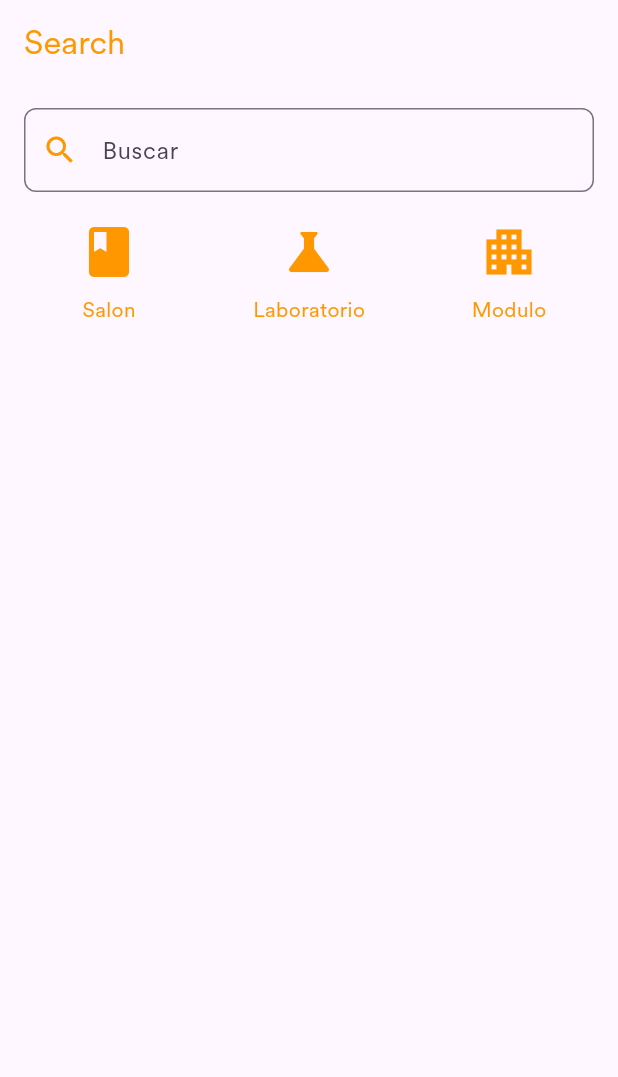
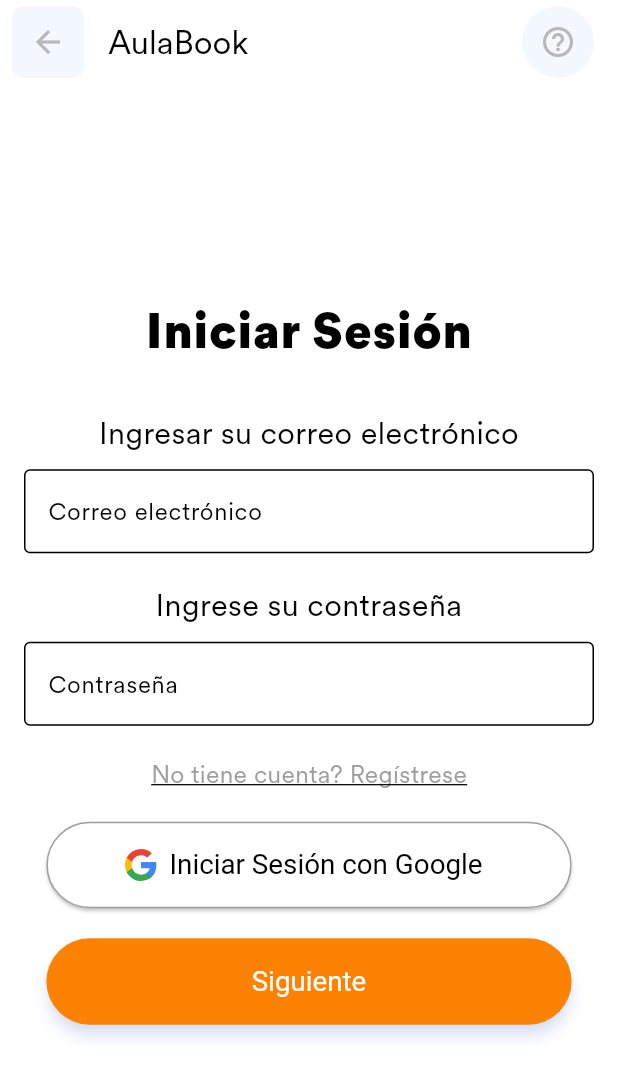
Before and after one commit to DanieLMija17/AulaBook, a Flutter app: the screen it shows after launch, after a tap on "Comenzar", on a phone screen of 412 x 824 dp. Shown: the top 1077 px of the screen. Run offline on Flutter 3.47's test engine with Material 3 defaults, Android fonts, the light colour scheme and no system bars; our stand-ins replace dio, flutter_rating_bar, flutter_svg, permission_handler, supabase_flutter; missing offline and left inert: flutter_email_sender; accounts and stored records are empty.

Commit message:
vista login, register y boton cerrar search

```diff
--- /dev/null
+++ b/aulabook/lib/HomePage/login.dart
@@ -0,0 +1,194 @@
+import 'package:flutter/material.dart';
+import 'package:flutter_svg/flutter_svg.dart';
+import 'package:aulabook/Componentes/custom_button.dart';
+import 'package:aulabook/Componentes/help_button.dart';
+import 'package:aulabook/HomePage/register.dart';
+import 'package:aulabook/SearchPage/search.dart';
+
+void main() => runApp(LoginScreenApp());
+
+class LoginScreenApp extends StatelessWidget {
+  @override
+  Widget build(BuildContext context) {
+    return MaterialApp(
+      debugShowCheckedModeBanner: false,
+      themeMode: ThemeMode.system,
+      theme: ThemeData(
+        brightness: Brightness.light,
+        fontFamily: 'CircularXX',
+        primaryColor: Color(0xFFFD8204), // Primary color for light theme
+        colorScheme: ColorScheme.light(
+          primary: Color(0xFFFD8204),
+          onPrimary: Colors.white,
+          secondary: Color(0xFFFD8204),
+        ),
+      ),
+      darkTheme: ThemeData(
+        brightness: Brightness.dark,
+        fontFamily: 'CircularXX',
+        primaryColor: Color(0xFFFD8204), // Primary color for dark theme
+        colorScheme: ColorScheme.dark(
+          primary: Color(0xFFFD8204),
+          onPrimary: Colors.white,
+          secondary: Color(0xFFFD8204),
+        ),
+      ),
+      home: Scaffold(
+        appBar: AppBar(
+          title: Text('AulaBook'),
+          automaticallyImplyLeading: false,
+          leading: Padding(
+            padding: const EdgeInsets.only(left: 8.0),
+            child: Align(
+              alignment: Alignment.centerLeft,
+              child: Container(
+                decoration: BoxDecoration(
+                  color: Color(0xFFF3F8FE),
+                  borderRadius: BorderRadius.circular(8),
+                ),
+                child: IconButton(
+                  icon: Icon(Icons.arrow_back, color: Color(0xFFB8B8B8)),
+                  onPressed: () {
+                    print('Back button pressed');
+                    Navigator.pop(context); // Navigate back to the previous screen
+                  },
+                  iconSize: 24,
+                  padding: EdgeInsets.zero,
+                  constraints: BoxConstraints(
+                    minHeight: 40,
+                    minWidth: 40,
+                  ),
+                  splashRadius: 24,
+                ),
+              ),
+            ),
+          ),
+          actions: [
+            Padding(
+              padding: const EdgeInsets.only(right: 8.0),
+              child: HelpButton(),
+            ),
+          ],
+        ),
+        body: LoginScreen(),
+      ),
+    );
+  }
+}
+
+class LoginScreen extends StatelessWidget {
+  @override
+  Widget build(BuildContext context) {
+    var screenSize = MediaQuery.of(context).size;
+    var screenWidth = screenSize.width;
+
+    return Center(
+      child: Padding(
+        padding: const EdgeInsets.all(16.0),
+        child: SingleChildScrollView(
+          child: Column(
+            mainAxisSize: MainAxisSize.min,
+            children: [
+              Text(
+                'Iniciar Sesión',
+                textAlign: TextAlign.center,
+                style: TextStyle(
+                  fontSize: screenWidth * 0.08,
+                  fontWeight: FontWeight.bold,
+                ),
+              ),
+              SizedBox(height: 30),
+              Text(
+                'Ingresar su correo electrónico',
+                textAlign: TextAlign.center,
+                style: TextStyle(
+                  fontSize: screenWidth * 0.05,
+                  color: Colors.black,
+                ),
+              ),
+              SizedBox(height: 10),
+              TextField(
+                decoration: InputDecoration(
+                  border: OutlineInputBorder(),
+                  hintText: 'Correo electrónico',
+                ),
+              ),
+              SizedBox(height: 20),
+              Text(
+                'Ingrese su contraseña',
+                textAlign: TextAlign.center,
+                style: TextStyle(
+                  fontSize: screenWidth * 0.05,
+                  color: Colors.black,
+                ),
+              ),
+              SizedBox(height: 10),
+              TextField(
+                obscureText: true,
+                decoration: InputDecoration(
+                  border: OutlineInputBorder(),
+                  hintText: 'Contraseña',
+                ),
+              ),
+              SizedBox(height: 20),
+              GestureDetector(
+                onTap: () {
+                  Navigator.push(
+                    context,
+                    MaterialPageRoute(builder: (context) => RegisterScreenApp()),
+                  );
+                },
+                child: Text(
+                  'No tiene cuenta? Regístrese',
+                  style: TextStyle(
+                    fontSize: screenWidth * 0.04,
+                    color: Colors.grey,
+                    decoration: TextDecoration.underline,
+                  ),
+                ),
+              ),
+              SizedBox(height: 20),
+              ElevatedButton.icon(
+                onPressed: () {
+                  // Handle Google login
+                },
+                icon: SvgPicture.asset(
+                  'assets/images/google1.svg', // Make sure this path is correct
+                  width: 24,
+                  height: 24,
+                ),
+                label: Text(
+                  'Iniciar Sesión con Google',
+                  style: TextStyle(
+                    fontSize: screenWidth * 0.045,
+                    color: Colors.black,
+                  ),
+                ),
+                style: ElevatedButton.styleFrom(
+                  foregroundColor: Colors.black, backgroundColor: Colors.white,
+                  textStyle: TextStyle(
+                    fontSize: screenWidth * 0.045,
+                  ),
+                  minimumSize: Size(screenWidth * 0.85, screenWidth * 0.14),
+                  side: BorderSide(color: Colors.grey),
+                ),
+              ),
+              SizedBox(height: 20),
+              CustomButton(
+                width: screenWidth * 0.85,
+                height: screenWidth * 0.14,
+                onPressed: () {
+                  Navigator.push(
+                    context,
+                    MaterialPageRoute(builder: (context) => MySearch()),
+                  );
+                },
+                label: 'Siguiente',
+              ),
+            ],
+          ),
+        ),
+      ),
+    );
+  }
+}
--- a/aulabook/lib/HomePage/main.dart
+++ b/aulabook/lib/HomePage/main.dart
@@ -1,6 +1,6 @@
 import 'package:flutter/material.dart';
 import 'package:aulabook/Componentes/custom_button.dart';
-import 'package:aulabook/SearchPage/search.dart';
+import 'package:aulabook/HomePage/login.dart';
 // import 'package:postgres/postgres.dart';
 import 'package:supabase_flutter/supabase_flutter.dart';
 
@@ -100,7 +100,7 @@
                         // Navegar a la segunda vista cuando se presiona el botón
                         Navigator.push(
                           context,
-                          MaterialPageRoute(builder: (context) => MySearch()),
+                          MaterialPageRoute(builder: (context) => LoginScreenApp()),
                         );
                       },
                       label: 'Comenzar',
--- a/aulabook/pubspec.yaml
+++ b/aulabook/pubspec.yaml
@@ -37,6 +37,7 @@
   dio: ^5.4.3+1
   path_provider: ^2.0.2
   permission_handler: ^11.3.1
+  flutter_svg: ^2.0.10+1
 
 
 
```
Also changed, not shown: aulabook/lib/HomePage/register.dart (added, +138 -0 lines), aulabook/lib/SearchPage/search.dart (+33 -9 lines), aulabook/assets/images/google1.svg (added), aulabook/pubspec.lock.
